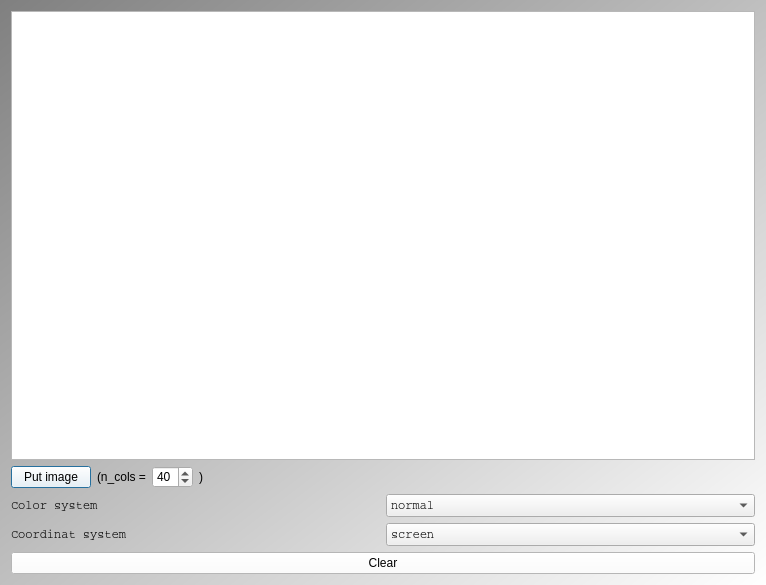
First picture: the form in Tools/ToolTestImageCanvas/qttestimagecanvasmaindialog.ui, repository richelbilderbeek/ProjectRichelBilderbeek, before the edit.
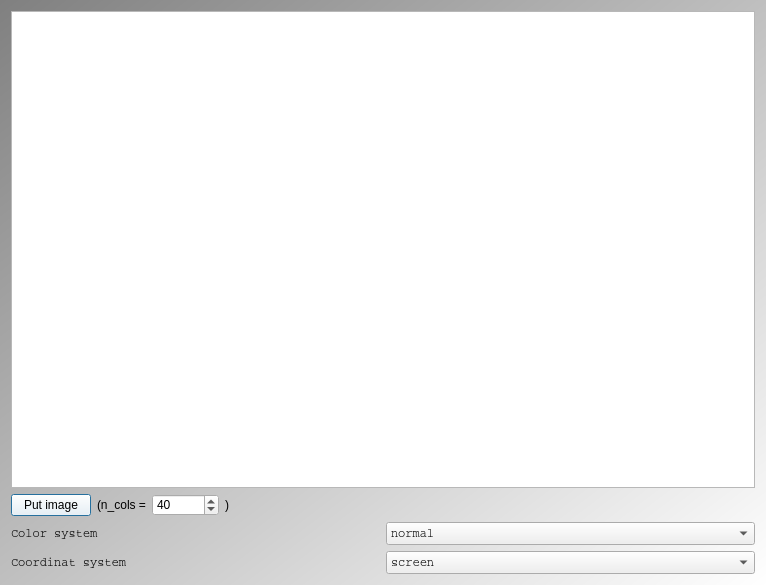
Second picture: the form after the edit.

```diff
--- a/Tools/ToolTestImageCanvas/qttestimagecanvasmaindialog.ui
+++ b/Tools/ToolTestImageCanvas/qttestimagecanvasmaindialog.ui
@@ -49,6 +49,12 @@
      </item>
      <item>
       <widget class="QSpinBox" name="box_n_cols">
+       <property name="minimum">
+        <number>5</number>
+       </property>
+       <property name="maximum">
+        <number>999999999</number>
+       </property>
        <property name="value">
         <number>40</number>
        </property>
@@ -146,13 +152,6 @@
      </item>
     </layout>
    </item>
-   <item>
-    <widget class="QPushButton" name="button_clear">
-     <property name="text">
-      <string>Clear</string>
-     </property>
-    </widget>
-   </item>
   </layout>
  </widget>
  <resources/>
```
